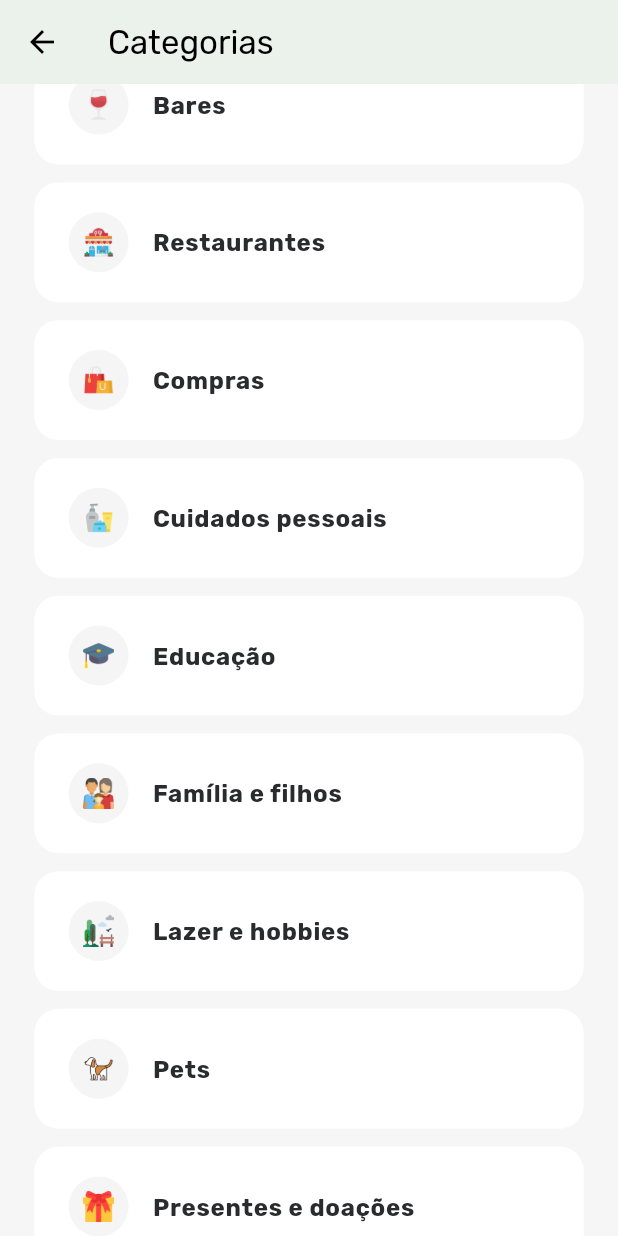
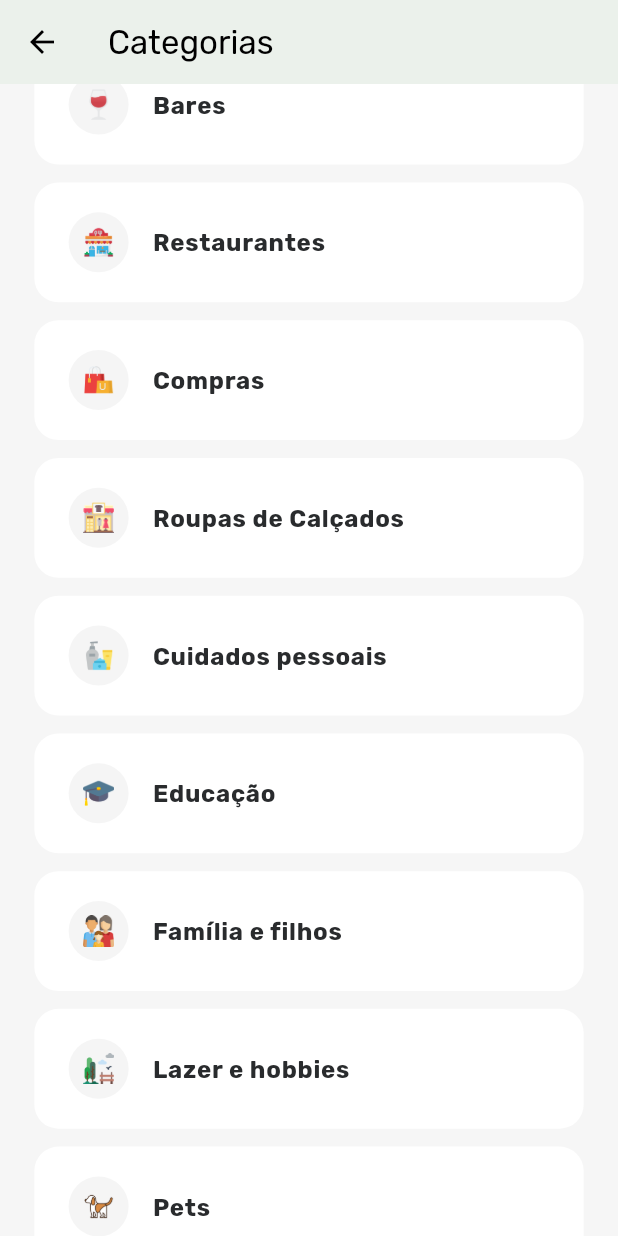
Before and after one commit to marianaoliveira1/Organizamais, a Flutter app: the Category screen opened by its route, scrolled down 1152 dp, on a phone screen of 412 x 824 dp. Run offline on Flutter 3.47's test engine with Material 3 defaults, Android fonts, the light colour scheme and no system bars; our stand-ins replace cloud_firestore, firebase_auth, firebase_core, fl_chart, flutter_screenutil, get and 3 more; accounts and stored records are empty.

Commit message:
deu jeito

```diff
--- a/lib/pages/transaction/pages/category_page.dart
+++ b/lib/pages/transaction/pages/category_page.dart
@@ -112,6 +112,12 @@ final List<Map<String, dynamic>> categories_expenses = [
     'color': DefaultColors.teal,
   },
   {
+    'id': 34,
+    'name': 'Roupas de Calçados',
+    'icon': 'assets/icon-category/roupas-e-calcados.png',
+    'color': DefaultColors.emerald,
+  },
+  {
     'id': 7,
     'name': 'Cuidados pessoais',
     'icon': 'assets/icon-category/skincare.png',
@@ -201,24 +207,19 @@ final List<Map<String, dynamic>> categories_expenses = [
     'icon': 'assets/icon-category/outros.png',
     'color': DefaultColors.grey,
   },
-  // {
-  //   'id': 34,
-  //   'name': 'Investimentos',
-  //   'icon': 'assets/icon-category/investment.png',
-  //   'color': DefaultColors.emerald,
-  // },
+
   {
     'id': 35,
     'name': 'Impostos',
     'icon': 'assets/icon-category/impostos.png',
     'color': DefaultColors.navy,
   },
-  // {
-  //   'id': 36,
-  //   'name': 'Seguro de Vida',
-  //   'icon': 'assets/icon-category/life-insurance.png',
-  //   'color': DefaultColors.lavender,
-  // },
+  {
+    'id': 36,
+    'name': 'Plano de Saúde/Seguro de vida',
+    'icon': 'assets/icon-category/planodesaude.png',
+    'color': DefaultColors.lavender,
+  },
   {
     'id': 37,
     'name': 'Financiamento',
@@ -232,10 +233,22 @@ final List<Map<String, dynamic>> categories_expenses = [
     'color': DefaultColors.indigo,
   },
 
+  // {
+  //   'id': 40,
+  //   'name': 'Consultoria',
+  //   'icon': 'assets/icon-category/consulting.png',
+  //   'color': DefaultColors.darkBlue,
+  // },
   {
-    'id': 40,
-    'name': 'Consultoria',
-    'icon': 'assets/icon-category/consulting.png',
+    'id': 61,
+    'name': 'Passagens',
+    'icon': 'assets/icon-category/passagens.png',
+    'color': DefaultColors.darkBlue,
+  },
+  {
+    'id': 62,
+    'name': 'Hoteis',
+    'icon': 'assets/icon-category/hoteis.png',
     'color': DefaultColors.darkBlue,
   }
 ];
```
Also changed, not shown: lib/pages/initial/widget/finance_summary.dart (+20 -2 lines), assets/icon-category/hoteis.png (added), assets/icon-category/passagens.png (added), assets/icon-category/planodesaude.png (added), assets/icon-category/roupas-e-calcados.png (added), 1 other file.
